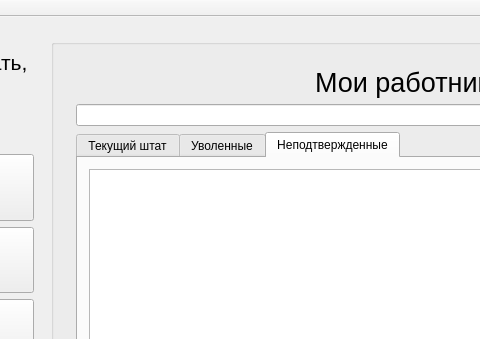
Qt form salary/salary.ui (a-mihaylov/salary) before a commit; both pictures show x 194 to 674 and y 0 to 339 of the 984 by 567 pixel window.
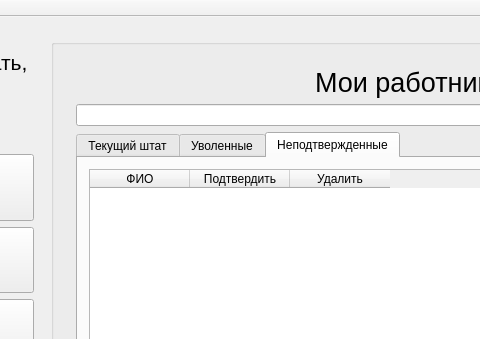
The same form after that commit. The open tabs and pages were chosen to show the change.

Commit message: Добавлены столбцы неподтвержденных объектов, растянуты по ширине экрана

```diff
--- a/salary/salary.ui
+++ b/salary/salary.ui
@@ -338,7 +338,26 @@
                   </attribute>
                   <layout class="QGridLayout" name="gridLayout_21">
                    <item row="0" column="0">
-                    <widget class="QTableWidget" name="worker_uncofirmed_table"/>
+                    <widget class="QTableWidget" name="worker_uncofirmed_table">
+                     <attribute name="horizontalHeaderMinimumSectionSize">
+                      <number>100</number>
+                     </attribute>
+                     <column>
+                      <property name="text">
+                       <string>ФИО</string>
+                      </property>
+                     </column>
+                     <column>
+                      <property name="text">
+                       <string>Подтвердить</string>
+                      </property>
+                     </column>
+                     <column>
+                      <property name="text">
+                       <string>Удалить</string>
+                      </property>
+                     </column>
+                    </widget>
                    </item>
                   </layout>
                  </widget>
```
Left out of the diff: 66 changed lines with no effect on the pictures. The commit also changes 1 other file.
